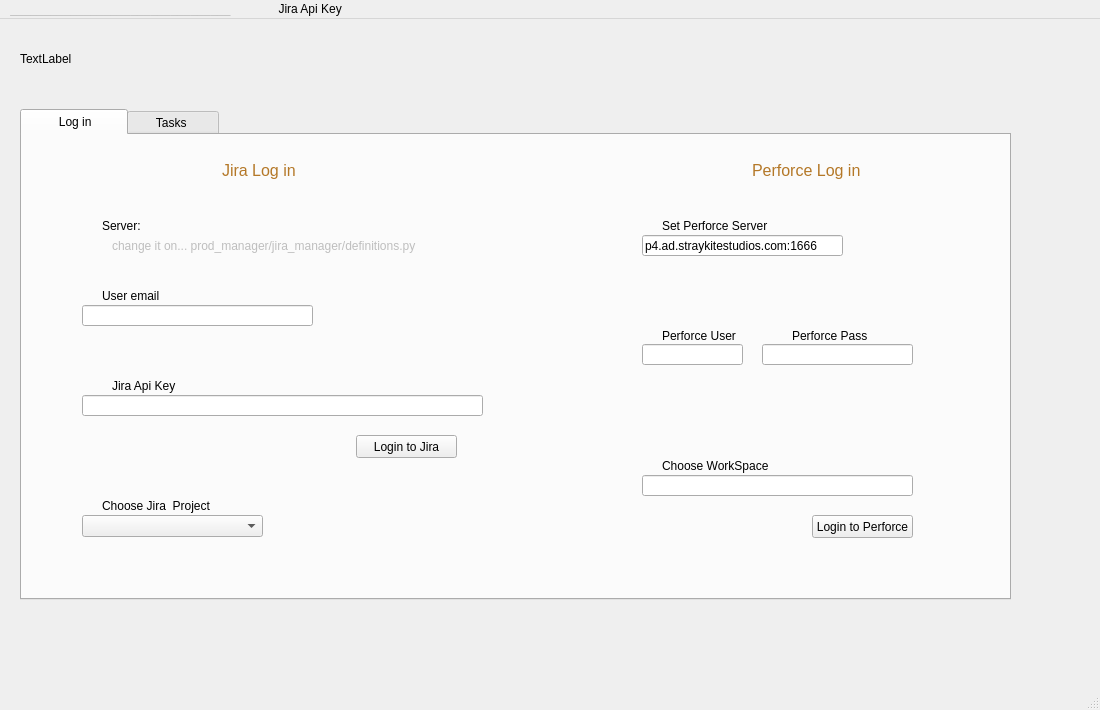
gastonsbodio/maya_project_manager, file manager_tools/management_tool.ui: the form before one commit.
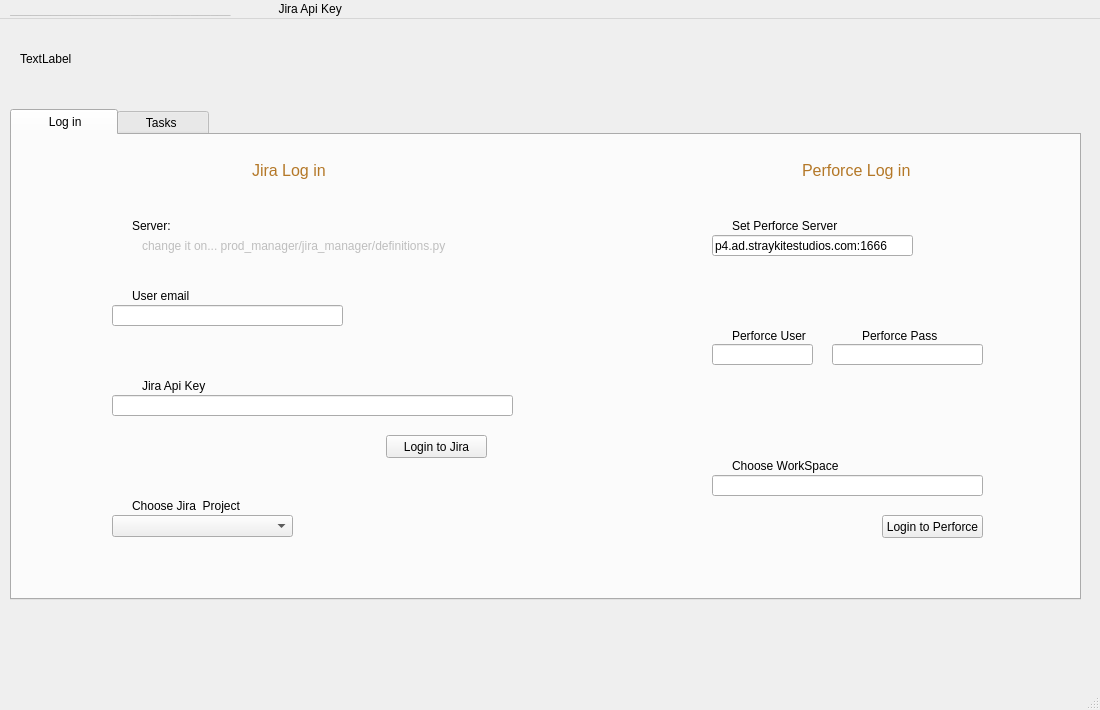
The form after the commit. The open tabs and pages were chosen to show the change.

Patch:
```diff
--- a/manager_tools/management_tool.ui
+++ b/manager_tools/management_tool.ui
@@ -36,9 +36,9 @@
    <widget class="QTabWidget" name="tabWid_mainboard">
     <property name="geometry">
      <rect>
-      <x>20</x>
+      <x>10</x>
       <y>90</y>
-      <width>991</width>
+      <width>1071</width>
       <height>491</height>
      </rect>
     </property>
@@ -52,7 +52,7 @@
      <widget class="QComboBox" name="comboB_projects">
       <property name="geometry">
        <rect>
-        <x>60</x>
+        <x>100</x>
         <y>380</y>
         <width>181</width>
         <height>22</height>
@@ -62,7 +62,7 @@
      <widget class="QLabel" name="lab_comb_proj">
       <property name="geometry">
        <rect>
-        <x>80</x>
+        <x>120</x>
         <y>360</y>
         <width>141</width>
         <height>21</height>
@@ -75,7 +75,7 @@
      <widget class="QLabel" name="lab_comb_user">
       <property name="geometry">
        <rect>
-        <x>80</x>
+        <x>120</x>
         <y>150</y>
         <width>141</width>
         <height>21</height>
@@ -88,7 +88,7 @@
      <widget class="QLineEdit" name="lineEd_apiKey">
       <property name="geometry">
        <rect>
-        <x>60</x>
+        <x>100</x>
         <y>260</y>
         <width>401</width>
         <height>21</height>
@@ -98,7 +98,7 @@
      <widget class="QLabel" name="lab_lineEd_apiKey">
       <property name="geometry">
        <rect>
-        <x>90</x>
+        <x>130</x>
         <y>240</y>
         <width>141</width>
         <height>21</height>
@@ -111,7 +111,7 @@
      <widget class="QPushButton" name="pushBut_set_jira_login">
       <property name="geometry">
        <rect>
-        <x>334</x>
+        <x>374</x>
         <y>300</y>
         <width>101</width>
         <height>23</height>
@@ -124,7 +124,7 @@
      <widget class="QLabel" name="lab_jira_log">
       <property name="geometry">
        <rect>
-        <x>200</x>
+        <x>240</x>
         <y>20</y>
         <width>91</width>
         <height>31</height>
@@ -145,7 +145,7 @@
      <widget class="QLabel" name="lab_perforce_log">
       <property name="geometry">
        <rect>
-        <x>730</x>
+        <x>790</x>
         <y>20</y>
         <width>121</width>
         <height>31</height>
@@ -166,7 +166,7 @@
      <widget class="QLineEdit" name="lineEd_perforce_user">
       <property name="geometry">
        <rect>
-        <x>620</x>
+        <x>700</x>
         <y>209</y>
         <width>101</width>
         <height>21</height>
@@ -176,7 +176,7 @@
      <widget class="QLabel" name="lab_lineEd_perforce_user">
       <property name="geometry">
        <rect>
-        <x>640</x>
+        <x>720</x>
         <y>190</y>
         <width>81</width>
         <height>21</height>
@@ -189,7 +189,7 @@
      <widget class="QLabel" name="lab_comb_perforce_server">
       <property name="geometry">
        <rect>
-        <x>640</x>
+        <x>720</x>
         <y>80</y>
         <width>141</width>
         <height>21</height>
@@ -202,7 +202,7 @@
      <widget class="QLabel" name="lab_comb_workspace">
       <property name="geometry">
        <rect>
-        <x>640</x>
+        <x>720</x>
         <y>320</y>
         <width>141</width>
         <height>21</height>
@@ -215,7 +215,7 @@
      <widget class="QLineEdit" name="lineEd_perforce_server">
       <property name="geometry">
        <rect>
-        <x>620</x>
+        <x>700</x>
         <y>100</y>
         <width>201</width>
         <height>21</height>
@@ -228,7 +228,7 @@
      <widget class="QPushButton" name="pushBut_login_perf">
       <property name="geometry">
        <rect>
-        <x>790</x>
+        <x>870</x>
         <y>380</y>
         <width>101</width>
         <height>23</height>
@@ -241,7 +241,7 @@
      <widget class="QLineEdit" name="lineEd_jira_user">
       <property name="geometry">
        <rect>
-        <x>60</x>
+        <x>100</x>
         <y>170</y>
         <width>231</width>
         <height>21</height>
@@ -251,7 +251,7 @@
      <widget class="QLineEdit" name="lineEd_perf_worksp">
       <property name="geometry">
        <rect>
-        <x>620</x>
+        <x>700</x>
         <y>340</y>
         <width>271</width>
         <height>21</height>
@@ -274,7 +274,7 @@
      <widget class="QLabel" name="lab_serverLabelJira">
       <property name="geometry">
        <rect>
-        <x>80</x>
+        <x>120</x>
         <y>80</y>
         <width>51</width>
         <height>21</height>
@@ -287,7 +287,7 @@
      <widget class="QLineEdit" name="lineEd_perforce_pass">
       <property name="geometry">
        <rect>
-        <x>740</x>
+        <x>820</x>
         <y>209</y>
         <width>151</width>
         <height>21</height>
@@ -297,7 +297,7 @@
      <widget class="QLabel" name="lab_lineEd_perforce_pass">
       <property name="geometry">
        <rect>
-        <x>770</x>
+        <x>850</x>
         <y>190</y>
         <width>81</width>
         <height>21</height>
@@ -313,7 +313,7 @@
       </property>
       <property name="geometry">
        <rect>
-        <x>90</x>
+        <x>130</x>
         <y>100</y>
         <width>331</width>
         <height>21</height>
```
Left out of the diff: 42 changed lines with no effect on the pictures.
